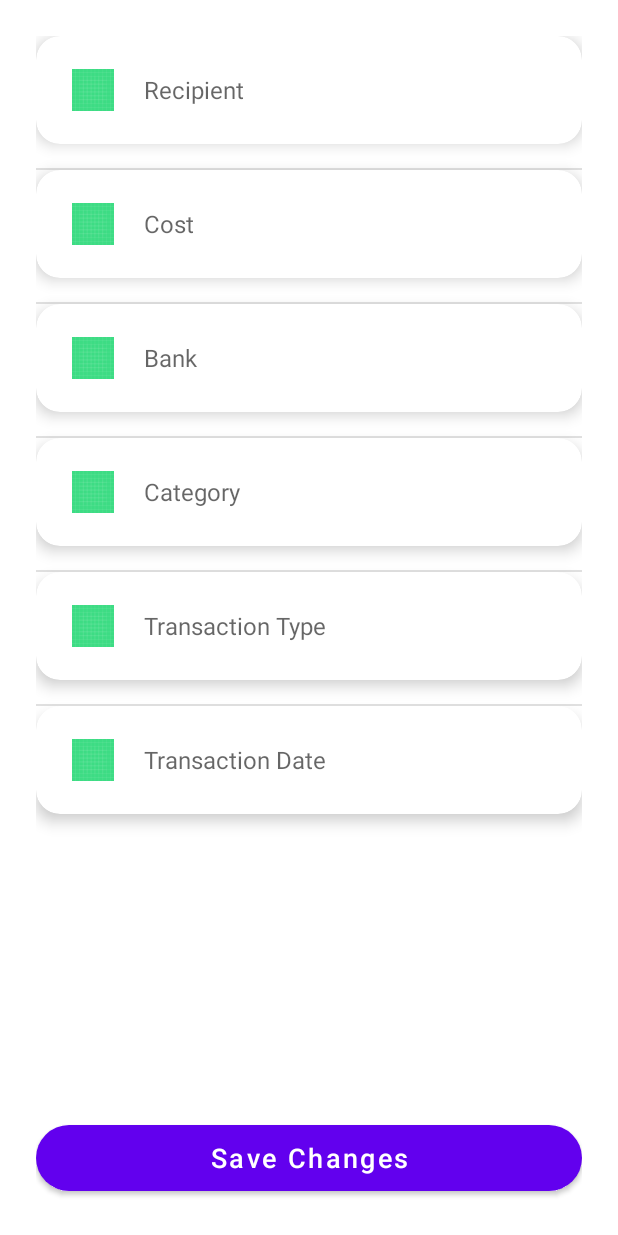
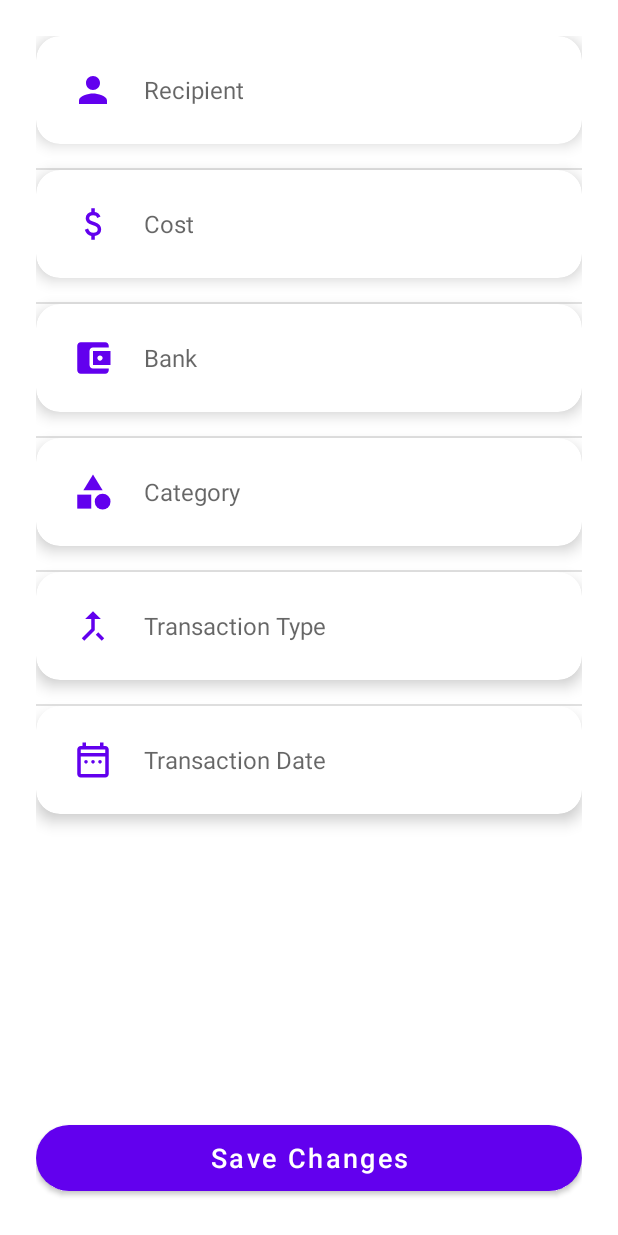
Before and after one commit to Macuh/Budgetly, an Android app: the layout fragment_edit_transaction.xml on its own in the app's theme, with its tools: preview values and no code run, on a phone screen of 412 x 824 dp. Run offline under Robolectric (Android 15) with nearby library versions, the phone set to English and light mode, and no system bars.

Commit message:
Added icons to editTransaction text boxes

```diff
--- /dev/null
+++ b/app/src/main/res/drawable/baseline_account_balance_wallet_24.xml
@@ -0,0 +1,5 @@
+<vector xmlns:android="http://schemas.android.com/apk/res/android" android:height="24dp" android:tint="#6200EE" android:viewportHeight="24" android:viewportWidth="24" android:width="24dp">
+
+    <path android:fillColor="@android:color/white" android:pathData="M21,18v1c0,1.1 -0.9,2 -2,2L5,21c-1.11,0 -2,-0.9 -2,-2L3,5c0,-1.1 0.89,-2 2,-2h14c1.1,0 2,0.9 2,2v1h-9c-1.11,0 -2,0.9 -2,2v8c0,1.1 0.89,2 2,2h9zM12,16h10L22,8L12,8v8zM16,13.5c-0.83,0 -1.5,-0.67 -1.5,-1.5s0.67,-1.5 1.5,-1.5 1.5,0.67 1.5,1.5 -0.67,1.5 -1.5,1.5z"/>
+
+</vector>
--- /dev/null
+++ b/app/src/main/res/drawable/baseline_category_24.xml
@@ -0,0 +1,9 @@
+<vector xmlns:android="http://schemas.android.com/apk/res/android" android:height="24dp" android:tint="#6200EE" android:viewportHeight="24" android:viewportWidth="24" android:width="24dp">
+
+    <path android:fillColor="@android:color/white" android:pathData="M12,2l-5.5,9h11z"/>
+
+    <path android:fillColor="@android:color/white" android:pathData="M17.5,17.5m-4.5,0a4.5,4.5 0,1 1,9 0a4.5,4.5 0,1 1,-9 0"/>
+
+    <path android:fillColor="@android:color/white" android:pathData="M3,13.5h8v8H3z"/>
+
+</vector>
--- /dev/null
+++ b/app/src/main/res/drawable/baseline_merge_type_24.xml
@@ -0,0 +1,5 @@
+<vector xmlns:android="http://schemas.android.com/apk/res/android" android:autoMirrored="true" android:height="24dp" android:tint="#6200EE" android:viewportHeight="24" android:viewportWidth="24" android:width="24dp">
+
+    <path android:fillColor="@android:color/white" android:pathData="M17,20.41L18.41,19 15,15.59 13.59,17 17,20.41zM7.5,8H11v5.59L5.59,19 7,20.41l6,-6V8h3.5L12,3.5 7.5,8z"/>
+
+</vector>
--- /dev/null
+++ b/app/src/main/res/drawable/baseline_person_24.xml
@@ -0,0 +1,5 @@
+<vector xmlns:android="http://schemas.android.com/apk/res/android" android:height="24dp" android:tint="#6200EE" android:viewportHeight="24" android:viewportWidth="24" android:width="24dp">
+
+    <path android:fillColor="@android:color/white" android:pathData="M12,12c2.21,0 4,-1.79 4,-4s-1.79,-4 -4,-4 -4,1.79 -4,4 1.79,4 4,4zM12,14c-2.67,0 -8,1.34 -8,4v2h16v-2c0,-2.66 -5.33,-4 -8,-4z"/>
+
+</vector>
--- /dev/null
+++ b/app/src/main/res/drawable/outline_attach_money_24.xml
@@ -0,0 +1,5 @@
+<vector xmlns:android="http://schemas.android.com/apk/res/android" android:height="24dp" android:tint="#6200EE" android:viewportHeight="960" android:viewportWidth="960" android:width="24dp">
+
+    <path android:fillColor="@android:color/white" android:pathData="M441,840L441,754Q388,742 349.5,708Q311,674 293,612L367,582Q382,630 411.5,655Q441,680 489,680Q530,680 558.5,661.5Q587,643 587,604Q587,569 565,548.5Q543,528 463,502Q377,475 345,437.5Q313,400 313,346Q313,281 355,245Q397,209 441,204L441,120L521,120L521,204Q571,212 603.5,240.5Q636,269 651,310L577,342Q565,310 543,294Q521,278 483,278Q439,278 416,297.5Q393,317 393,346Q393,379 423,398Q453,417 527,438Q596,458 631.5,501.5Q667,545 667,602Q667,673 625,710Q583,747 521,756L521,840L441,840Z"/>
+
+</vector>
--- /dev/null
+++ b/app/src/main/res/drawable/outline_date_range_24.xml
@@ -0,0 +1,5 @@
+<vector xmlns:android="http://schemas.android.com/apk/res/android" android:height="24dp" android:tint="#6200EE" android:viewportHeight="960" android:viewportWidth="960" android:width="24dp">
+
+    <path android:fillColor="@android:color/white" android:pathData="M320,560Q303,560 291.5,548.5Q280,537 280,520Q280,503 291.5,491.5Q303,480 320,480Q337,480 348.5,491.5Q360,503 360,520Q360,537 348.5,548.5Q337,560 320,560ZM480,560Q463,560 451.5,548.5Q440,537 440,520Q440,503 451.5,491.5Q463,480 480,480Q497,480 508.5,491.5Q520,503 520,520Q520,537 508.5,548.5Q497,560 480,560ZM640,560Q623,560 611.5,548.5Q600,537 600,520Q600,503 611.5,491.5Q623,480 640,480Q657,480 668.5,491.5Q680,503 680,520Q680,537 668.5,548.5Q657,560 640,560ZM200,880Q167,880 143.5,856.5Q120,833 120,800L120,240Q120,207 143.5,183.5Q167,160 200,160L240,160L240,80L320,80L320,160L640,160L640,80L720,80L720,160L760,160Q793,160 816.5,183.5Q840,207 840,240L840,800Q840,833 816.5,856.5Q793,880 760,880L200,880ZM200,800L760,800Q760,800 760,800Q760,800 760,800L760,400L200,400L200,800Q200,800 200,800Q200,800 200,800ZM200,320L760,320L760,240Q760,240 760,240Q760,240 760,240L200,240Q200,240 200,240Q200,240 200,240L200,320ZM200,320L200,240Q200,240 200,240Q200,240 200,240L200,240Q200,240 200,240Q200,240 200,240L200,320Z"/>
+
+</vector>
--- a/app/src/main/res/layout/fragment_edit_transaction.xml
+++ b/app/src/main/res/layout/fragment_edit_transaction.xml
@@ -45,7 +45,7 @@
                     <ImageView
                         android:layout_width="28dp"
                         android:layout_height="28dp"
-                        android:src="@drawable/ic_launcher_background" />
+                        android:src="@drawable/baseline_person_24" />
 
                     <com.google.android.material.textfield.TextInputEditText
                         android:id="@+id/recipientEditText"
@@ -80,7 +80,7 @@
                     <ImageView
                         android:layout_width="28dp"
                         android:layout_height="28dp"
-                        android:src="@drawable/ic_launcher_background" />
+                        android:src="@drawable/outline_attach_money_24" />
 
                     <com.google.android.material.textfield.TextInputEditText
                         android:id="@+id/costEditText"
@@ -115,7 +115,7 @@
                     <ImageView
                         android:layout_width="28dp"
                         android:layout_height="28dp"
-                        android:src="@drawable/ic_launcher_background"/>
+                        android:src="@drawable/baseline_account_balance_wallet_24"/>
 
                     <AutoCompleteTextView
                         android:id="@+id/bankAutoComplete"
@@ -151,7 +151,7 @@
                     <ImageView
                         android:layout_width="28dp"
                         android:layout_height="28dp"
-                        android:src="@drawable/ic_launcher_background"/>
+                        android:src="@drawable/baseline_category_24"/>
 
                     <AutoCompleteTextView
                         android:id="@+id/categoryAutoComplete"
@@ -187,7 +187,7 @@
                     <ImageView
                         android:layout_width="28dp"
                         android:layout_height="28dp"
-                        android:src="@drawable/ic_launcher_background"/>
+                        android:src="@drawable/baseline_merge_type_24"/>
 
                     <AutoCompleteTextView
                         android:id="@+id/transactionTypeAutoComplete"
@@ -223,7 +223,7 @@
                     <ImageView
                         android:layout_width="28dp"
                         android:layout_height="28dp"
-                        android:src="@drawable/ic_launcher_background"/>
+                        android:src="@drawable/outline_date_range_24"/>
 
                     <com.google.android.material.textfield.TextInputEditText
                         android:id="@+id/dateEditText"
@@ -254,6 +254,7 @@
         android:textAllCaps="false"
         android:textColor="@android:color/white"
         android:textSize="18sp"
+        app:backgroundTint="@color/purple_500"
         app:cornerRadius="28dp"
         app:layout_constraintBottom_toBottomOf="parent"
         app:layout_constraintEnd_toEndOf="parent"
--- a/gradle/libs.versions.toml
+++ b/gradle/libs.versions.toml
@@ -5,7 +5,7 @@ junitVersion = "1.1.5"
 espressoCore = "3.5.1"
 appcompat = "1.6.1"
 lombok = "1.18.38"
-material = "1.10.0"
+material = "1.12.0"
 constraintlayout = "2.1.4"
 lifecycleLivedataKtx = "2.6.1"
 lifecycleViewmodelKtx = "2.6.1"
```
